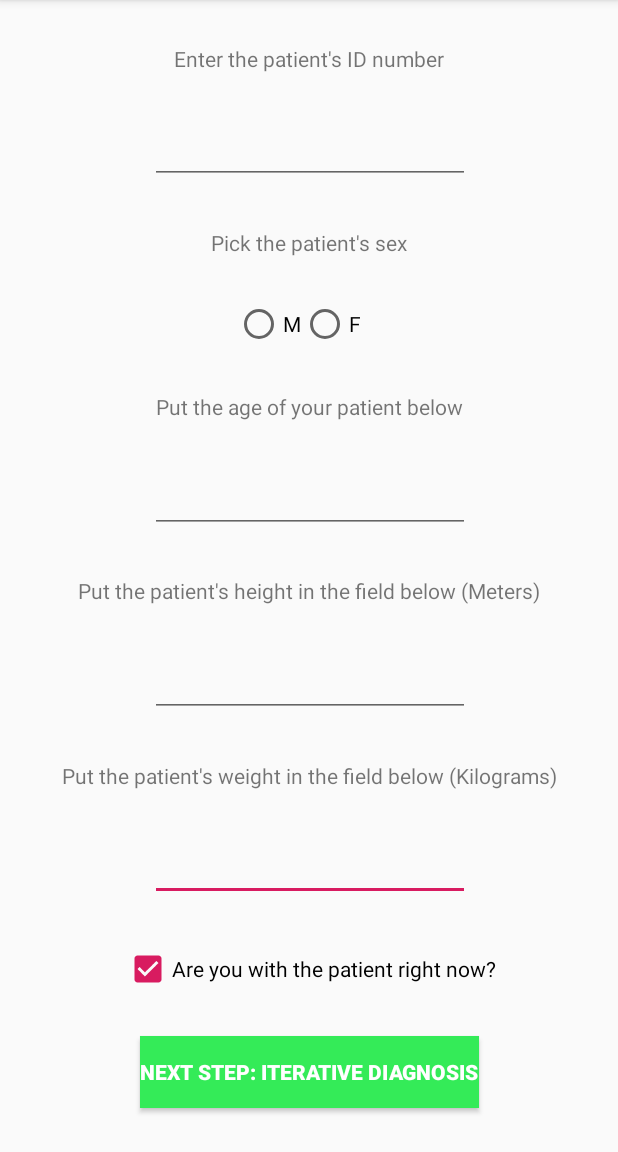
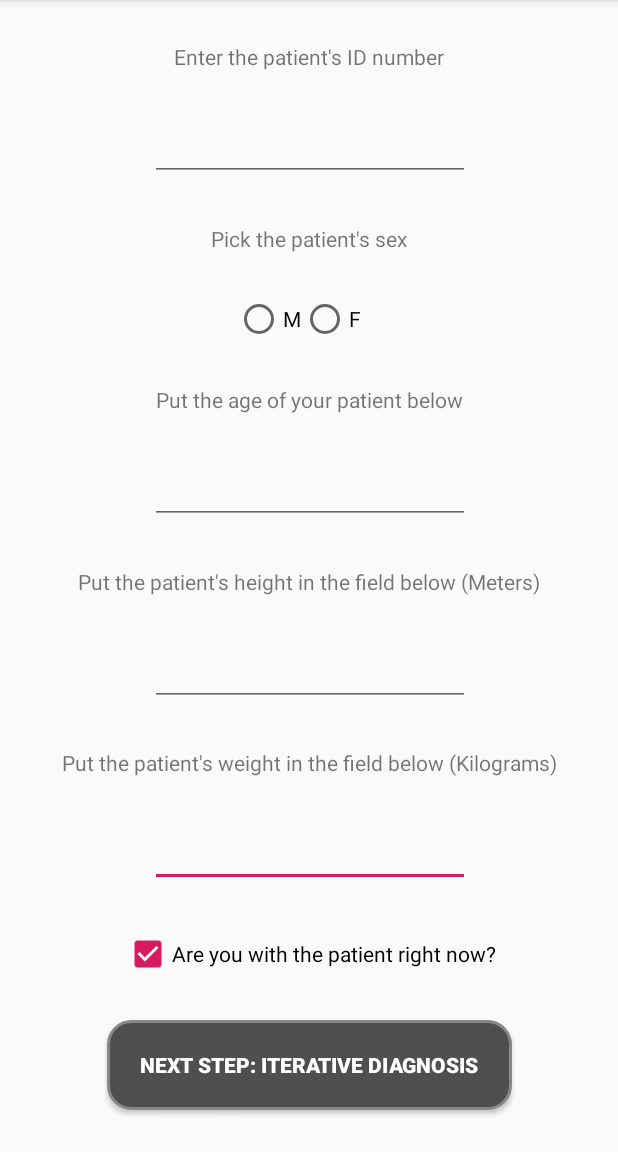
Before and after one commit to humancomputerintegration/realtime-diagnostics-app, an Android app: the screen it shows after launch (PatientInfoActivity), after a tap on "START DIAGNOSIS", on a phone screen of 412 x 824 dp, the part 84-1236 px from its top. Run offline under Robolectric (Android 15) with nearby library versions, the phone set to English and light mode, and no system bars.

Commit message:
UI Adjustments
Added rounded buttons

```diff
--- a/medical-app/app/src/main/java/com/example/mobilehealthprototype/MainActivity.java
+++ b/medical-app/app/src/main/java/com/example/mobilehealthprototype/MainActivity.java
@@ -18,6 +18,8 @@ public class MainActivity extends AppCompatActivity {
 
     private static final int PERMISSION_REQUEST_CODE = 1;
     boolean enable = true;
+    boolean outbreak_enabled = false;
+
     @Override
     protected void onCreate(Bundle savedInstanceState) {
         super.onCreate(savedInstanceState);
@@ -68,14 +70,18 @@ public class MainActivity extends AppCompatActivity {
 
         //TODO Actually configure this "OUTBREAK" button & activities
         Button outbreak = (Button) findViewById(R.id.outbreakButton);
-        outbreak.setEnabled(false); //delete this line once we're ready to create an outbreak screen
-        outbreak.setOnClickListener(new View.OnClickListener(){
-            public void onClick(View view) {
-                startActivity(new Intent(MainActivity.this, OutbreakScreens.class));
-//                Intent i = new Intent(MainActivity.this, testingIntent.class);
-//                startActivity(i);
-            }
-        });
+        if(!outbreak_enabled){
+            outbreak.setEnabled(false); //delete this line once we're ready to create an outbreak screen
+            outbreak.setBackgroundColor(getResources().getColor(R.color.disabled_gray));
+        }else{
+            outbreak.setOnClickListener(new View.OnClickListener(){
+                public void onClick(View view) {
+                    Intent i = new Intent(MainActivity.this, OutbreakScreens.class);
+                    startActivity(i);
+                }
+            });
+        }
+
     }
 
     public AlertDialog.Builder buildWarning(int title_id, int message_id, int pb){
--- a/medical-app/app/src/main/java/com/example/mobilehealthprototype/PatientInfoActivity.java
+++ b/medical-app/app/src/main/java/com/example/mobilehealthprototype/PatientInfoActivity.java
@@ -3,6 +3,8 @@ package com.example.mobilehealthprototype;
 import android.app.AlertDialog;
 import android.content.DialogInterface;
 import android.content.Intent;
+import android.graphics.PorterDuff;
+import android.graphics.drawable.Drawable;
 import android.os.Bundle;
 import android.util.Log;
 import android.view.View;
@@ -76,7 +78,9 @@ public class PatientInfoActivity extends AppCompatActivity {
         foption.setOnClickListener(onRBClick);
 
         Button next_step = (Button) findViewById(R.id.next_step_button);
-        next_step.setBackgroundColor(getResources().getColor(R.color.addColor));
+        Drawable ns_design = getResources().getDrawable(R.drawable.next_button);
+        next_step.setBackground(ns_design);
+
         next_step.setOnClickListener(new View.OnClickListener(){
             public void onClick(View view){
                 p_id = (int) checkValue(R.id.pid_input, R.id.pid_header);
--- /dev/null
+++ b/medical-app/app/src/main/res/drawable/next_button.xml
@@ -0,0 +1,23 @@
+<?xml version="1.0" encoding="utf-8"?>
+<shape xmlns:android="http://schemas.android.com/apk/res/android" android:shape="rectangle" >
+    <corners
+        android:radius="15dp"
+        />
+    <solid
+        android:color="#4F4F4F"
+        />
+    <padding
+        android:left="0dp"
+        android:top="0dp"
+        android:right="0dp"
+        android:bottom="0dp"
+        />
+    <size
+        android:width="270dp"
+        android:height="60dp"
+        />
+    <stroke
+        android:width="2dp"
+        android:color="#878787"
+        />
+</shape>
--- a/medical-app/app/src/main/res/layout/activity_list_symptoms.xml
+++ b/medical-app/app/src/main/res/layout/activity_list_symptoms.xml
@@ -24,7 +24,7 @@
         android:layout_width="match_parent"
         android:layout_height="wrap_content"
         android:layout_marginTop="16dp"
-        android:background="@color/addColor"
+        android:background="@drawable/next_button"
         android:text="@string/add_symptom_button"
         android:textColor="@android:color/white"
         app:layout_constraintBottom_toTopOf="@+id/current_symptoms_header"
@@ -43,7 +43,7 @@
         android:layout_width="match_parent"
         android:layout_height="wrap_content"
         android:layout_marginBottom="16dp"
-        android:background="@color/colorPrimary"
+        android:background="@drawable/next_button"
         android:text="@string/diagnose_button"
         android:textColor="@android:color/white"
         app:layout_constraintBottom_toBottomOf="parent"
--- a/medical-app/app/src/main/res/layout/activity_patient_info.xml
+++ b/medical-app/app/src/main/res/layout/activity_patient_info.xml
@@ -139,7 +139,7 @@
         android:layout_marginLeft="8dp"
         android:layout_marginEnd="8dp"
         android:layout_marginRight="8dp"
-        android:background="@color/colorPrimary"
+        android:background="@drawable/next_button"
         android:text="@string/next_button"
         android:textColor="@android:color/white"
         android:textStyle="bold"
--- a/medical-app/app/src/main/res/layout/item_curr_symptom.xml
+++ b/medical-app/app/src/main/res/layout/item_curr_symptom.xml
@@ -17,11 +17,11 @@
     <Button
         android:id="@+id/delete_symptom_button"
         android:layout_width="wrap_content"
-        android:layout_height="wrap_content"
+        android:layout_height="48dp"
         android:layout_alignParentRight="true"
         android:layout_centerVertical="true"
         android:layout_marginRight="5dp"
-        android:background="@android:color/holo_red_light"
+        android:background="@drawable/delete_button"
         android:text="@string/remove_symptom_button"
         android:textColor="@android:color/white" />
 
--- a/medical-app/app/src/main/res/values/colors.xml
+++ b/medical-app/app/src/main/res/values/colors.xml
@@ -8,4 +8,8 @@
     <color name="errorColor">#d61515</color>
     <color name="notAvailable">#9c9c9c</color>
     <color name="transparentRed">#CCFF0000</color>
+    <color name="maroon">#800000</color>
+    <color name="gray">#D6D6CE</color>
+    <color name="disabled_gray">#A9A9A9</color>
+
 </resources>
--- a/medical-app/app/src/main/res/values/strings.xml
+++ b/medical-app/app/src/main/res/values/strings.xml
@@ -30,7 +30,7 @@
     <string name="diagnose_button">Diagnose</string>
     <string name="add_symptom_button">Add Symptom</string>
     <string name="symptom_list_header">Patient\'s Current Symptoms</string>
-    <string name="remove_symptom_button">Delete</string>
+    <string name="remove_symptom_button">DELETE</string>
 
     <!--activity_diagnosis_process.xml options-->
     <string name="diagnosis_results_header">Diagnosis Results</string>
```
Also changed, not shown: medical-app/app/src/main/res/drawable-v24/ic_launcher_foreground2.xml (deleted, +0 -34 lines), medical-app/app/src/main/res/drawable/delete_button.xml (added, +23 -0 lines), medical-app/app/src/main/res/drawable/rounded_button.xml (added, +23 -0 lines).
